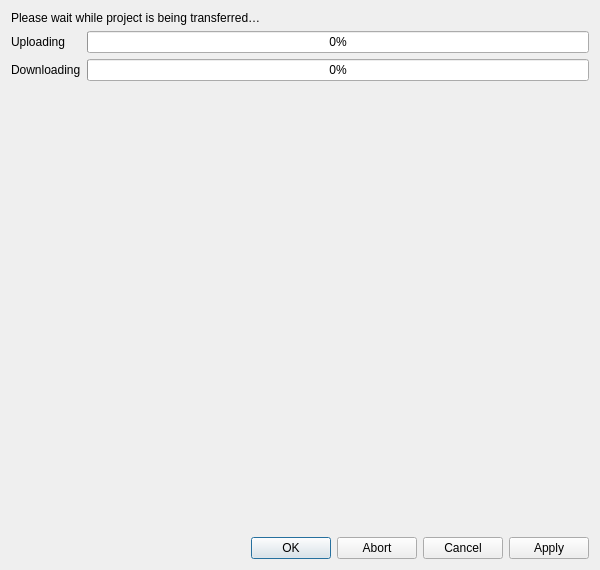
opengisch/qfieldsync, file qfieldsync/ui/cloud_transfer_dialog.ui: the form before one commit.
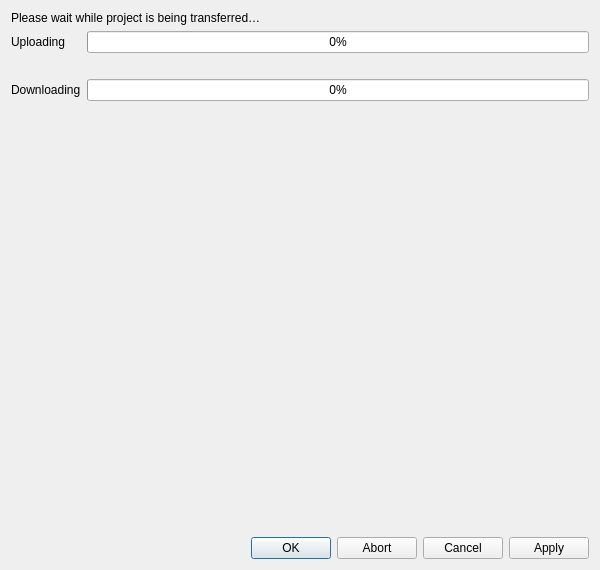
The form after the commit. The open tabs and pages were chosen to show the change. Icons and pictures are not drawn.

Commit message: Much improved feedback on the transferring page

Patch:
```diff
--- a/qfieldsync/ui/cloud_transfer_dialog.ui
+++ b/qfieldsync/ui/cloud_transfer_dialog.ui
@@ -48,20 +48,6 @@
        </item>
        <item>
         <layout class="QFormLayout" name="progressBarFormLayout">
-         <item row="0" column="1">
-          <widget class="QProgressBar" name="uploadProgressBar">
-           <property name="value">
-            <number>0</number>
-           </property>
-          </widget>
-         </item>
-         <item row="1" column="1">
-          <widget class="QProgressBar" name="downloadProgressBar">
-           <property name="value">
-            <number>0</number>
-           </property>
-          </widget>
-         </item>
          <item row="0" column="0">
           <widget class="QLabel" name="downloadLabel">
            <property name="text">
@@ -69,13 +55,51 @@
            </property>
           </widget>
          </item>
-         <item row="1" column="0">
+         <item row="0" column="1">
+          <widget class="QProgressBar" name="uploadProgressBar">
+           <property name="value">
+            <number>0</number>
+           </property>
+          </widget>
+         </item>
+         <item row="2" column="0">
           <widget class="QLabel" name="uploadLabel">
            <property name="text">
             <string>Downloading</string>
            </property>
           </widget>
          </item>
+         <item row="2" column="1">
+          <widget class="QProgressBar" name="downloadProgressBar">
+           <property name="value">
+            <number>0</number>
+           </property>
+          </widget>
+         </item>
+         <item row="1" column="0" colspan="2">
+          <widget class="QLabel" name="uploadProgressFeedbackLabel">
+           <property name="font">
+            <font>
+             <italic>true</italic>
+            </font>
+           </property>
+           <property name="text">
+            <string/>
+           </property>
+          </widget>
+         </item>
+         <item row="3" column="0" colspan="2">
+          <widget class="QLabel" name="downloadProgressFeedbackLabel">
+           <property name="font">
+            <font>
+             <italic>true</italic>
+            </font>
+           </property>
+           <property name="text">
+            <string/>
+           </property>
+          </widget>
+         </item>
         </layout>
        </item>
        <item>
```
Left out of the diff: 6 changed lines with no effect on the pictures. The commit also changes 1 other file.
